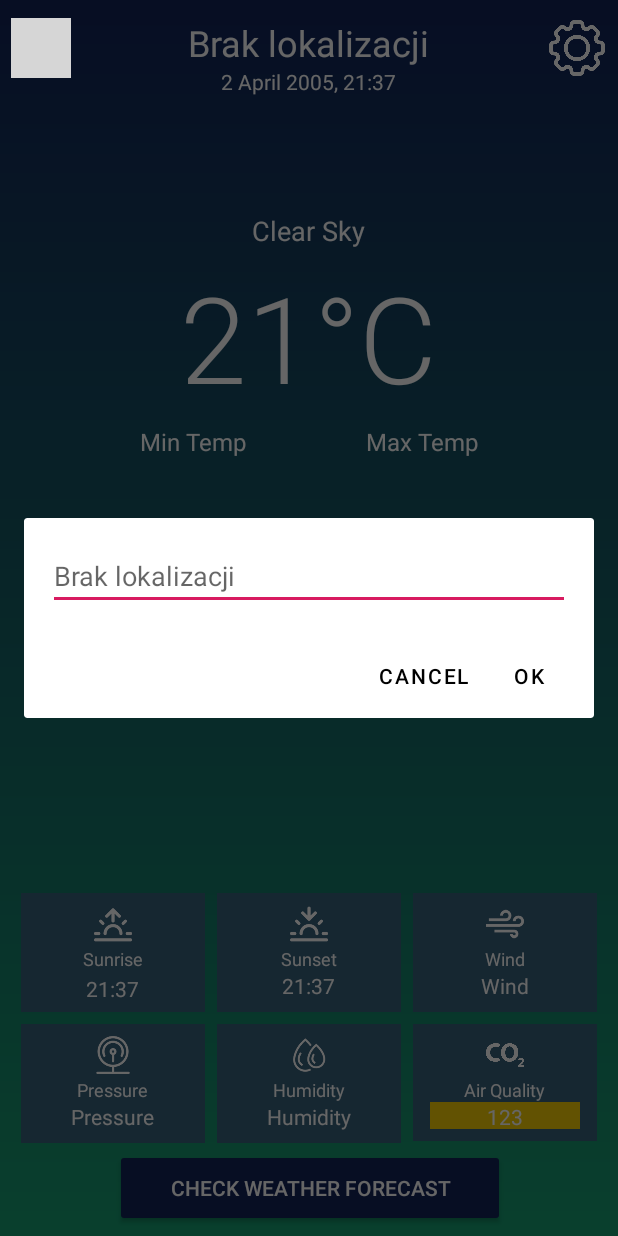
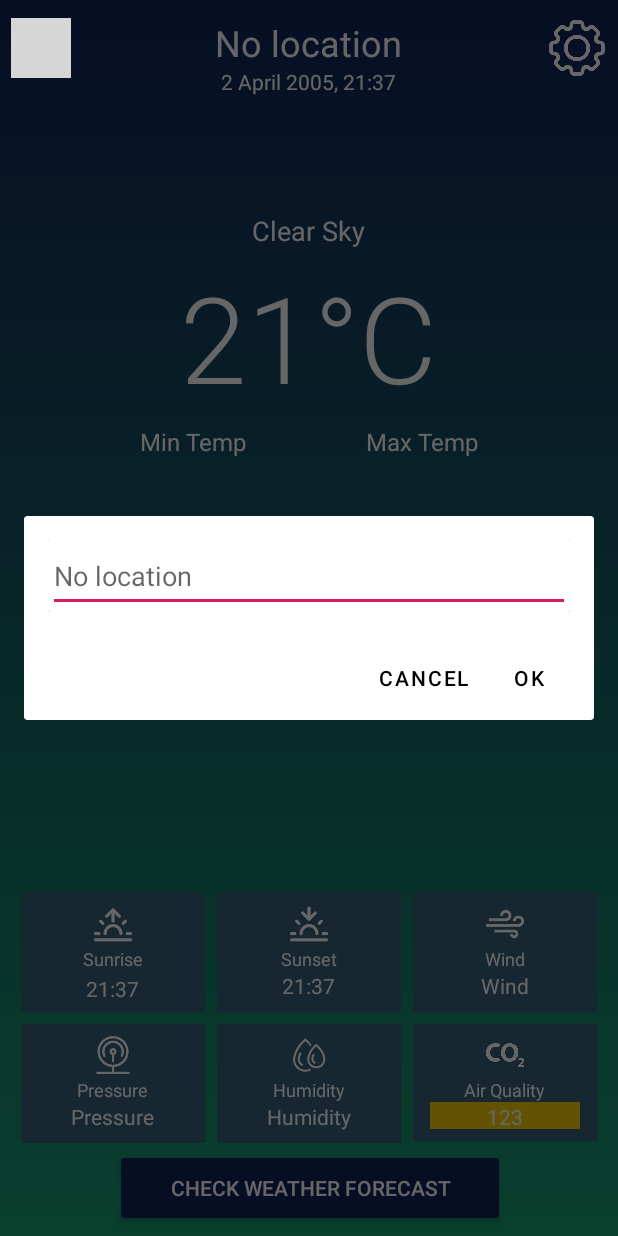
Before and after one commit to Krystian120413/WeatherApp, an Android app: the screen it shows after launch (MainActivity), after a tap on an icon or button, on a phone screen of 412 x 824 dp. Run offline under Robolectric (Android 15) with nearby library versions, the phone set to English and light mode, and no system bars; grey boxes are pictures that could not be loaded.

Commit message:
Weather by city name

```diff
--- a/app/src/main/java/com/project/weatheraplication/MainActivity.kt
+++ b/app/src/main/java/com/project/weatheraplication/MainActivity.kt
@@ -13,10 +13,10 @@ import android.content.Intent
 import android.content.pm.PackageManager
 import android.location.Geocoder
 import android.os.*
+import android.telephony.mbms.MbmsErrors
 import androidx.core.app.ActivityCompat
 import com.google.android.gms.location.FusedLocationProviderClient
 import com.google.android.gms.location.LocationRequest.PRIORITY_HIGH_ACCURACY
-import com.google.android.gms.location.LocationServices
 import com.google.android.gms.tasks.CancellationTokenSource
 import java.io.*
 import java.net.InetAddress
@@ -33,6 +33,8 @@ class MainActivity : AppCompatActivity(),
     val aqiToken = "4201969e380e8f0422ceb9ef1c3b5bb500d8ffa3"
     var aqi: String = ""
     var city: String = ""
+    var weatherApi: String = ""
+    var aqiApi: String = ""
 
     private lateinit var fusedLocationProviderClient: FusedLocationProviderClient
 
@@ -40,12 +42,13 @@ class MainActivity : AppCompatActivity(),
         super.onCreate(savedInstanceState)
         setContentView(R.layout.activity_main)
 
-        if(getPermissions() && isInternetAvailable()){
+        /*if(getPermissions() && isInternetAvailable()){
             fusedLocationProviderClient = LocationServices.getFusedLocationProviderClient(this)
             getLocation()
-        }
-        else if (isInternetAvailable()){
-            readLastLocation()
+        }*/
+        println(isInternetAvailable())
+        if (isInternetAvailable()){
+            openDialog()
         }
         else {
             println("niemaneta")
@@ -76,7 +79,7 @@ class MainActivity : AppCompatActivity(),
 
     override fun applyText(city: String) {
         this.city = city
-        findViewById<TextView>(R.id.address).text = city
+        getLocation()
     }
 
     private fun getPermissions():Boolean {
@@ -124,6 +127,7 @@ class MainActivity : AppCompatActivity(),
                 this,
                 Manifest.permission.ACCESS_COARSE_LOCATION
             ) == PackageManager.PERMISSION_GRANTED) {
+            try {
                 fusedLocationProviderClient.getCurrentLocation(PRIORITY_HIGH_ACCURACY, CancellationTokenSource().token).addOnCompleteListener{
                     val location = it.result
                     if (location != null) {
@@ -142,13 +146,22 @@ class MainActivity : AppCompatActivity(),
                         osw.close()
                         fOut.close()
 
+                        weatherApi = "https://api.openweathermap.org/data/2.5/weather?lat=$latitude&lon=$longitude&appid=$api&units=metric"
+                        aqiApi = "https://api.waqi.info/feed/geo:$latitude;$longitude/?token=$aqiToken"
+
                         WeatherTask().execute()
                     }
                 }
+            } catch (e: UninitializedPropertyAccessException) {
+                weatherApi = "https://api.openweathermap.org/data/2.5/weather?q=$city&appid=$api&units=metric"
+                aqiApi = "https://api.waqi.info/feed/$city/?token=$aqiToken"
+
+                WeatherTask().execute()
+            }
         }
-        else {
+        /*else {
             readLastLocation()
-        }
+        }*/
     }
 
     @SuppressLint("StaticFieldLeak")
@@ -162,12 +175,12 @@ class MainActivity : AppCompatActivity(),
         }
 
         override fun doInBackground(vararg params: String?): String? {
-            val response:String? = try {
-                URL("https://api.openweathermap.org/data/2.5/weather?lat=$latitude&lon=$longitude&appid=$api&units=metric").readText(Charsets.UTF_8)
+            val response: String? = try {
+                URL(weatherApi).readText(Charsets.UTF_8)
             } catch (e: Exception) {
                 null
             }
-            aqi = URL("https://api.waqi.info/feed/geo:$latitude;$longitude/?token=$aqiToken").readText(Charsets.UTF_8)
+            aqi = URL(aqiApi).readText(Charsets.UTF_8)
             return response
         }
 
@@ -223,8 +236,9 @@ class MainActivity : AppCompatActivity(),
                 findViewById<RelativeLayout>(R.id.mainContainer).visibility = View.VISIBLE
                 airQuality(aqiLevel.toInt())
             } catch (e: Exception) {
-                findViewById<ProgressBar>(R.id.loader).visibility = View.GONE
-                findViewById<TextView>(R.id.errorText).visibility = View.VISIBLE
+                Toast.makeText(applicationContext, "Something went wrong!", Toast.LENGTH_SHORT).show()
+                finish()
+                startActivity(intent)
             }
 
         }
@@ -246,8 +260,7 @@ class MainActivity : AppCompatActivity(),
 
     private fun isInternetAvailable(): Boolean {
         return try {
-            val ipAddr: InetAddress = InetAddress.getByName("google.com")
-            //You can replace it with your name
+            val ipAddr: InetAddress = InetAddress.getByName("8.8.8.8")
             !ipAddr.equals("")
         } catch (e: java.lang.Exception) {
             false
--- a/app/src/main/res/layout/dialog_signin.xml
+++ b/app/src/main/res/layout/dialog_signin.xml
@@ -4,12 +4,18 @@
     android:layout_height="match_parent"
     android:padding="16dp">
 
-    <EditText
-        android:id="@+id/location"
-        android:inputType="text"
-        android:autofillHints="name"
+    <androidx.cardview.widget.CardView
         android:layout_width="match_parent"
-        android:layout_height="wrap_content"
-        android:hint="@string/city" />
+        android:layout_height="wrap_content" >
+
+        <EditText
+            android:id="@+id/location"
+            android:layout_width="match_parent"
+            android:layout_height="wrap_content"
+            android:autofillHints="name"
+            android:hint="@string/city"
+            android:inputType="text"
+            android:minHeight="48dp" />
+    </androidx.cardview.widget.CardView>
 
 </RelativeLayout>
--- a/app/src/main/res/values/strings.xml
+++ b/app/src/main/res/values/strings.xml
@@ -1,7 +1,7 @@
 <resources>
     <string name="app_name">WeatherAplication</string>
     <string name="sunrise">Sunrise</string>
-    <string name="city">Brak lokalizacji</string>
+    <string name="city">No location</string>
     <string name="pressure">Pressure</string>
     <string name="wind">Wind</string>
     <string name="sunset">Sunset</string>
@@ -18,4 +18,5 @@
     <string name="btn">button</string>
     <string name="ok">OK</string>
     <string name="cancel">Cancel</string>
+    <string name="inputCityName">Input city name</string>
 </resources>
--- a/app/src/main/res/values/styles.xml
+++ b/app/src/main/res/values/styles.xml
@@ -8,6 +8,6 @@
     </style>
     <style name="Dialog" parent="Theme.MaterialComponents.Light.Dialog.Alert">
         <item name="colorPrimary">@color/black</item>
-        <item name="android:layout_height">wrap_content</item>
+        <item name="android:textColor">@color/black</item>
     </style>
 </resources>
```
